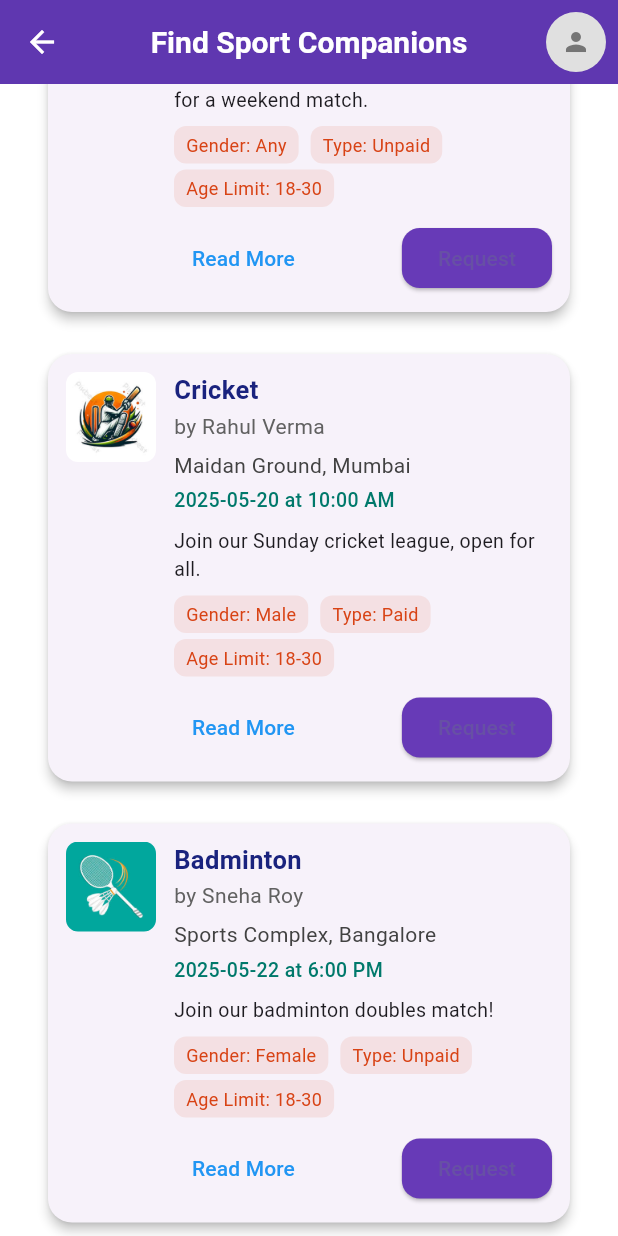
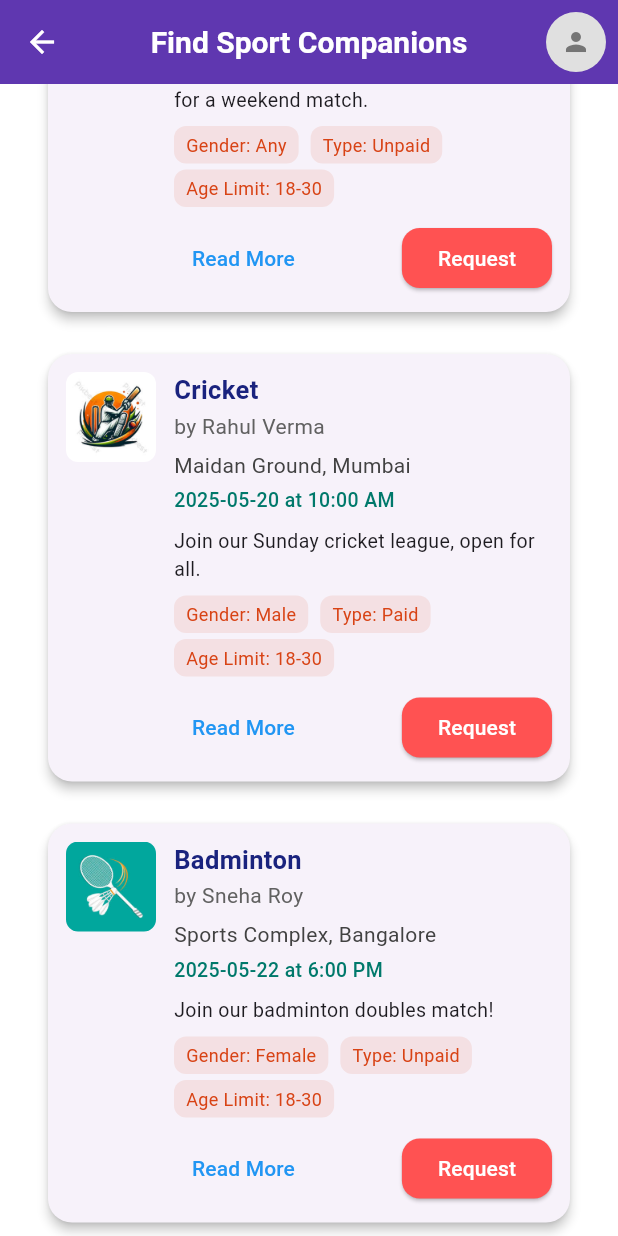
Before and after one commit to DIV-SYSTEM/sportface_app, a Flutter app: the Home_Sport screen opened directly, scrolled down 576 dp, on a phone screen of 412 x 824 dp. Run offline on Flutter 3.47's test engine with Material 3 defaults, Android fonts, the phone set to English and light mode, and no system bars; our stand-ins replace firebase_core, firebase_database, flutter_map, flutter_spinkit, geolocator, image_picker and 3 more; accounts and stored records are empty.

Commit message:
Update companion_card.dart

```diff
--- a/lib/widgets/companion_card.dart
+++ b/lib/widgets/companion_card.dart
@@ -153,10 +153,11 @@ class CompanionCard extends StatelessWidget {
                       ElevatedButton(
                         onPressed: () => _requestToJoin(context),
                         style: ElevatedButton.styleFrom(
+                          foregroundColor: Colors.white,
                           shape: RoundedRectangleBorder(
                             borderRadius: BorderRadius.circular(12),
                           ),
-                          backgroundColor: Colors.deepPurple,
+                          backgroundColor: Colors.redAccent,
                         ),
                         child: const Text("Request"),
                       ),
```
